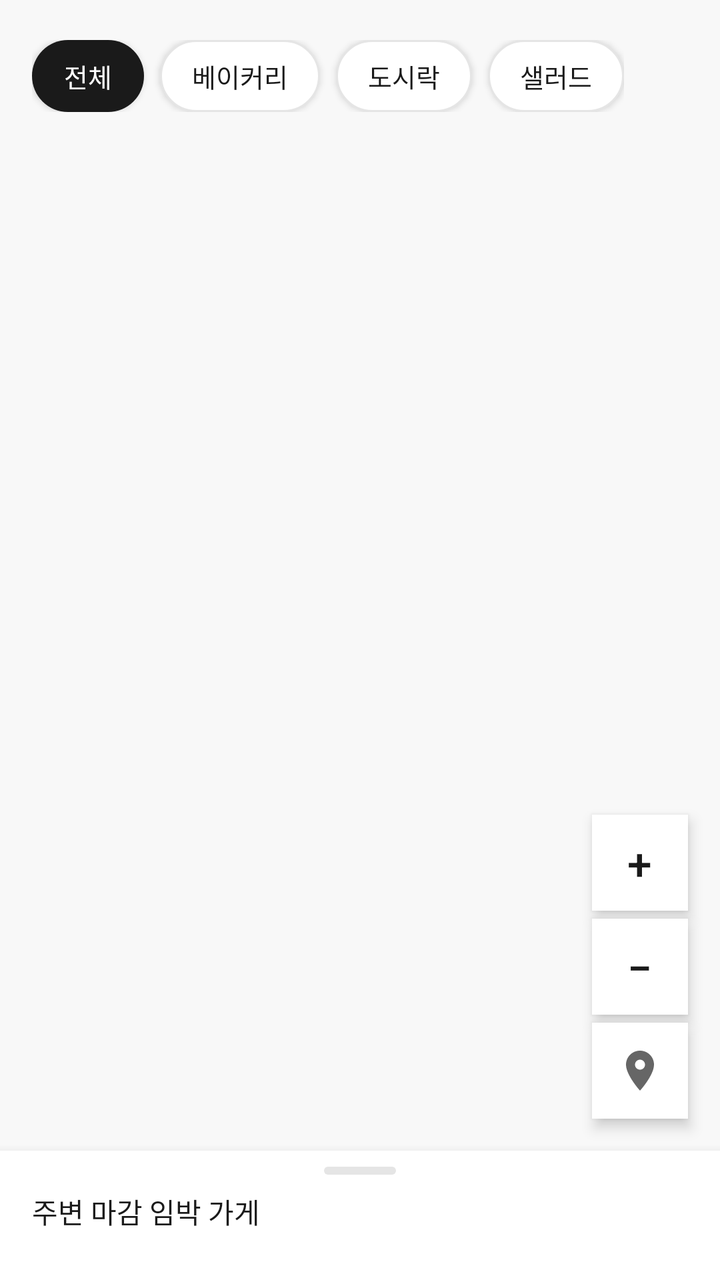
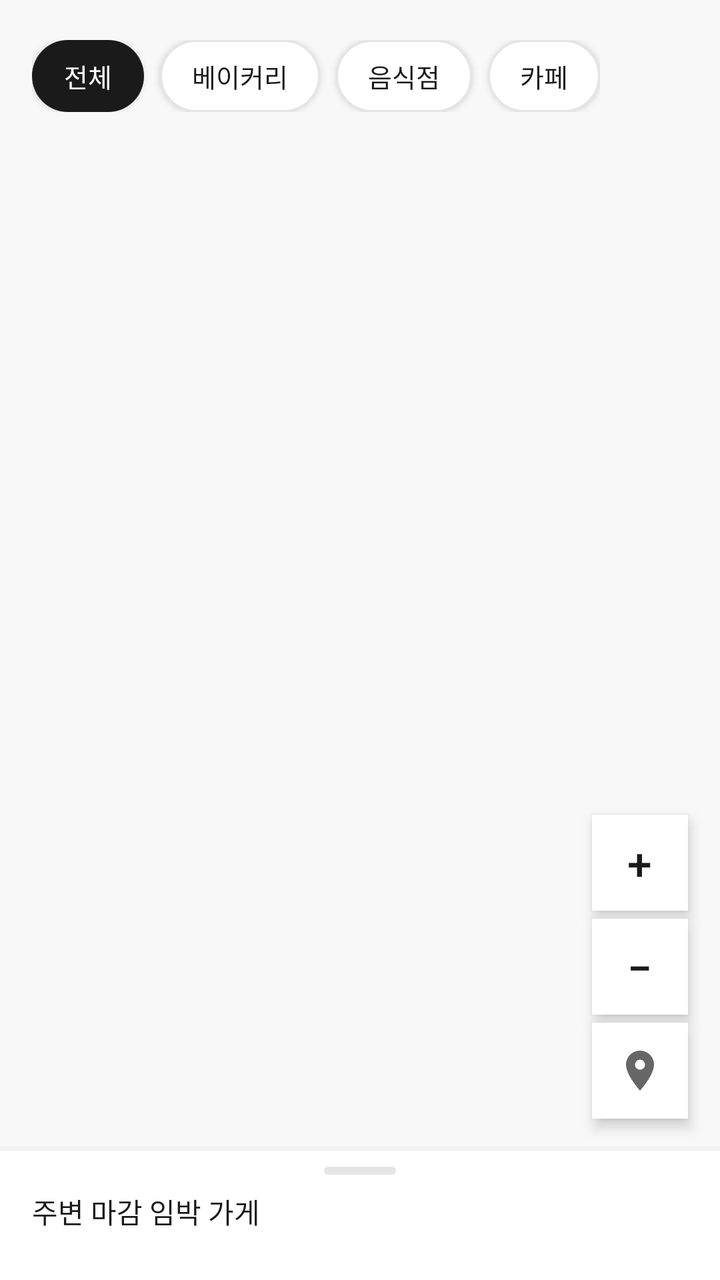

Compare the two renders of this Android layout. The source of the first and the diff that turns it into the second are given below.
<!-- AndroidManifest.xml: application theme Theme.Deuktemsiru -->
<!-- res/layout/fragment_map.xml -->
<?xml version="1.0" encoding="utf-8"?>
<androidx.constraintlayout.widget.ConstraintLayout
    xmlns:android="http://schemas.android.com/apk/res/android"
    xmlns:app="http://schemas.android.com/apk/res-auto"
    android:layout_width="match_parent"
    android:layout_height="match_parent"
    android:background="@color/color_surface">

    <FrameLayout
        android:id="@+id/map_container"
        android:layout_width="0dp"
        android:layout_height="0dp"
        app:layout_constraintTop_toTopOf="parent"
        app:layout_constraintBottom_toTopOf="@id/ll_bottom_sheet"
        app:layout_constraintStart_toStartOf="parent"
        app:layout_constraintEnd_toEndOf="parent" />

    
    <HorizontalScrollView
        android:id="@+id/hsv_categories"
        android:layout_width="0dp"
        android:layout_height="wrap_content"
        android:scrollbars="none"
        android:paddingHorizontal="@dimen/spacing_lg"
        android:layout_marginTop="@dimen/spacing_lg"
        app:layout_constraintTop_toTopOf="parent"
        app:layout_constraintStart_toStartOf="parent"
        app:layout_constraintEnd_toEndOf="parent">

        <LinearLayout
            android:layout_width="wrap_content"
            android:layout_height="wrap_content"
            android:orientation="horizontal"
            android:gravity="center_vertical"
            android:paddingVertical="4dp">

            <TextView
                android:layout_width="wrap_content"
                android:layout_height="36dp"
                android:gravity="center"
                android:paddingHorizontal="16dp"
                android:text="전체"
                android:textSize="13sp"
                android:fontFamily="sans-serif-medium"
                android:textColor="@color/white"
                android:background="@drawable/bg_chip_selected"
                android:layout_marginEnd="8dp"
                android:elevation="2dp" />

            <TextView
                android:layout_width="wrap_content"
                android:layout_height="36dp"
                android:gravity="center"
                android:paddingHorizontal="16dp"
                android:text="베이커리"
                android:textSize="13sp"
                android:textColor="@color/color_text"
                android:background="@drawable/bg_chip_unselected"
                android:layout_marginEnd="8dp"
                android:elevation="2dp" />

            <TextView
                android:layout_width="wrap_content"
                android:layout_height="36dp"
                android:gravity="center"
                android:paddingHorizontal="16dp"
                android:text="도시락"
                android:textSize="13sp"
                android:textColor="@color/color_text"
                android:background="@drawable/bg_chip_unselected"
                android:layout_marginEnd="8dp"
                android:elevation="2dp" />

            <TextView
                android:layout_width="wrap_content"
                android:layout_height="36dp"
                android:gravity="center"
                android:paddingHorizontal="16dp"
                android:text="샐러드"
                android:textSize="13sp"
                android:textColor="@color/color_text"
                android:background="@drawable/bg_chip_unselected"
                android:elevation="2dp" />
        </LinearLayout>
    </HorizontalScrollView>

    
    <FrameLayout
        android:id="@+id/btn_zoom_in"
        android:layout_width="48dp"
        android:layout_height="48dp"
        android:layout_marginEnd="@dimen/spacing_lg"
        android:layout_marginBottom="4dp"
        android:background="@color/white"
        android:elevation="4dp"
        android:foreground="?attr/selectableItemBackgroundBorderless"
        app:layout_constraintEnd_toEndOf="parent"
        app:layout_constraintBottom_toTopOf="@id/btn_zoom_out">

        <TextView
            android:layout_width="wrap_content"
            android:layout_height="wrap_content"
            android:layout_gravity="center"
            android:text="+"
            android:textSize="22sp"
            android:textColor="@color/color_text"
            android:fontFamily="sans-serif-medium" />
    </FrameLayout>

    
    <FrameLayout
        android:id="@+id/btn_zoom_out"
        android:layout_width="48dp"
        android:layout_height="48dp"
        android:layout_marginEnd="@dimen/spacing_lg"
        android:layout_marginBottom="4dp"
        android:background="@color/white"
        android:elevation="4dp"
        android:foreground="?attr/selectableItemBackgroundBorderless"
        app:layout_constraintEnd_toEndOf="parent"
        app:layout_constraintBottom_toTopOf="@id/btn_my_location">

        <TextView
            android:layout_width="wrap_content"
            android:layout_height="wrap_content"
            android:layout_gravity="center"
            android:text="−"
            android:textSize="22sp"
            android:textColor="@color/color_text"
            android:fontFamily="sans-serif-medium" />
    </FrameLayout>

    
    <FrameLayout
        android:id="@+id/btn_my_location"
        android:layout_width="48dp"
        android:layout_height="48dp"
        android:layout_marginEnd="@dimen/spacing_lg"
        android:layout_marginBottom="@dimen/spacing_lg"
        android:background="@color/white"
        android:elevation="4dp"
        android:foreground="?attr/selectableItemBackgroundBorderless"
        app:layout_constraintEnd_toEndOf="parent"
        app:layout_constraintBottom_toTopOf="@id/ll_bottom_sheet">

        <ImageView
            android:layout_width="24dp"
            android:layout_height="24dp"
            android:layout_gravity="center"
            android:src="@drawable/ic_location"
            android:contentDescription="현재 위치" />
    </FrameLayout>

    
    <LinearLayout
        android:id="@+id/ll_bottom_sheet"
        android:layout_width="0dp"
        android:layout_height="wrap_content"
        android:orientation="vertical"
        android:background="@color/white"
        android:elevation="8dp"
        app:layout_constraintBottom_toBottomOf="parent"
        app:layout_constraintStart_toStartOf="parent"
        app:layout_constraintEnd_toEndOf="parent">

        
        <View
            android:layout_width="36dp"
            android:layout_height="4dp"
            android:layout_gravity="center_horizontal"
            android:layout_marginTop="8dp"
            android:layout_marginBottom="8dp"
            android:background="@drawable/bg_progress_track" />

        <TextView
            android:layout_width="wrap_content"
            android:layout_height="wrap_content"
            android:layout_marginHorizontal="@dimen/spacing_lg"
            android:layout_marginBottom="8dp"
            android:text="주변 마감 임박 가게"
            android:textSize="@dimen/text_body"
            android:fontFamily="sans-serif-medium"
            android:textColor="@color/color_text" />

        <HorizontalScrollView
            android:layout_width="match_parent"
            android:layout_height="wrap_content"
            android:scrollbars="none"
            android:paddingHorizontal="@dimen/spacing_lg"
            android:paddingBottom="16dp"
            android:clipToPadding="false">

            <LinearLayout
                android:id="@+id/ll_map_stores"
                android:layout_width="wrap_content"
                android:layout_height="wrap_content"
                android:orientation="horizontal" />
        </HorizontalScrollView>
    </LinearLayout>

</androidx.constraintlayout.widget.ConstraintLayout>
<!-- resources referenced by this layout -->
<resources>
  <color name="color_surface">#F8F8F8</color>
  <color name="color_text">#1A1A1A</color>
  <color name="white">#FFFFFFFF</color>
  <dimen name="spacing_lg">16dp</dimen>
  <dimen name="text_body">14sp</dimen>
  <!-- drawable bg_chip_selected (drawable) -->
  <?xml version="1.0" encoding="utf-8"?>
  <shape xmlns:android="http://schemas.android.com/apk/res/android"
      android:shape="rectangle">
      <solid android:color="@color/color_text" />
      <corners android:radius="@dimen/radius_pill" />
  </shape>
  <!-- drawable bg_chip_unselected (drawable) -->
  <?xml version="1.0" encoding="utf-8"?>
  <shape xmlns:android="http://schemas.android.com/apk/res/android"
      android:shape="rectangle">
      <solid android:color="@color/white" />
      <stroke
          android:width="1dp"
          android:color="@color/color_border" />
      <corners android:radius="@dimen/radius_pill" />
  </shape>
  <!-- drawable bg_progress_track (drawable) -->
  <?xml version="1.0" encoding="utf-8"?>
  <shape xmlns:android="http://schemas.android.com/apk/res/android"
      android:shape="rectangle">
      <solid android:color="@color/color_border" />
      <corners android:radius="@dimen/radius_pill" />
  </shape>
  <!-- drawable ic_location (drawable) -->
  <vector xmlns:android="http://schemas.android.com/apk/res/android"
      android:width="14dp"
      android:height="14dp"
      android:viewportWidth="24"
      android:viewportHeight="24">
      <path
          android:fillColor="#666666"
          android:pathData="M12,2C8.13,2 5,5.13 5,9c0,5.25 7,13 7,13s7,-7.75 7,-13C19,5.13 15.87,2 12,2zM12,11.5c-1.38,0 -2.5,-1.12 -2.5,-2.5s1.12,-2.5 2.5,-2.5 2.5,1.12 2.5,2.5 -1.12,2.5 -2.5,2.5z" />
  </vector>
  <style name="Theme.Deuktemsiru" parent="Base.Theme.Deuktemsiru" />
  <dimen name="radius_pill">999dp</dimen>
  <color name="color_border">#E5E5E5</color>
  <style name="Base.Theme.Deuktemsiru" parent="Theme.Material3.DayNight.NoActionBar">
          <item name="colorPrimary">@color/primary</item>
          <item name="colorPrimaryVariant">@color/primary_dark</item>
          <item name="colorOnPrimary">@color/white</item>
          <item name="colorSecondary">@color/primary</item>
          <item name="colorSurface">@color/white</item>
          <item name="android:colorBackground">@color/white</item>
          <item name="android:statusBarColor" tools:targetApi="l">@color/white</item>
          <item name="android:windowLightStatusBar" tools:targetApi="m">true</item>
          <item name="android:fontFamily">sans-serif</item>
      </style>
  <color name="primary">#FF5C2E</color>
  <color name="primary_dark">#6B2B12</color>
</resources>

<!-- the commit's change to res/layout/fragment_map.xml (unified diff, before → after) -->
@@ -64,7 +64,7 @@
                 android:layout_height="36dp"
                 android:gravity="center"
                 android:paddingHorizontal="16dp"
-                android:text="도시락"
+                android:text="음식점"
                 android:textSize="13sp"
                 android:textColor="@color/color_text"
                 android:background="@drawable/bg_chip_unselected"
@@ -76,7 +76,7 @@
                 android:layout_height="36dp"
                 android:gravity="center"
                 android:paddingHorizontal="16dp"
-                android:text="샐러드"
+                android:text="카페"
                 android:textSize="13sp"
                 android:textColor="@color/color_text"
                 android:background="@drawable/bg_chip_unselected"
